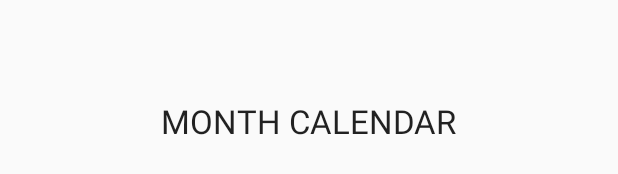
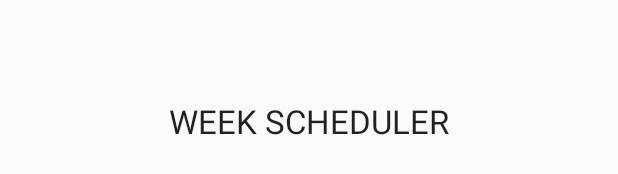
Before and after one commit to lozenia64/TimeCircle, an Android app: the layout activity_tab_activity_2.xml on its own in the app's theme, with its tools: preview values and no code run, on a phone screen of 412 x 824 dp. Shown: the part 497-671 px from the top of the screen. Run offline under Robolectric (Android 15) with nearby library versions, the phone set to English and light mode, and no system bars.

Commit message:
WEEK SCHEDULER

```diff
--- a/app/src/main/res/layout/activity_tab_activity_2.xml
+++ b/app/src/main/res/layout/activity_tab_activity_2.xml
@@ -11,7 +11,7 @@
         android:layout_height="wrap_content"
         android:layout_centerHorizontal="true"
         android:layout_centerVertical="true"
-        android:text="MONTH CALENDAR"
+        android:text="WEEK SCHEDULER"
         android:textAppearance="?android:attr/textAppearanceLarge" />
 
 </RelativeLayout>
```
